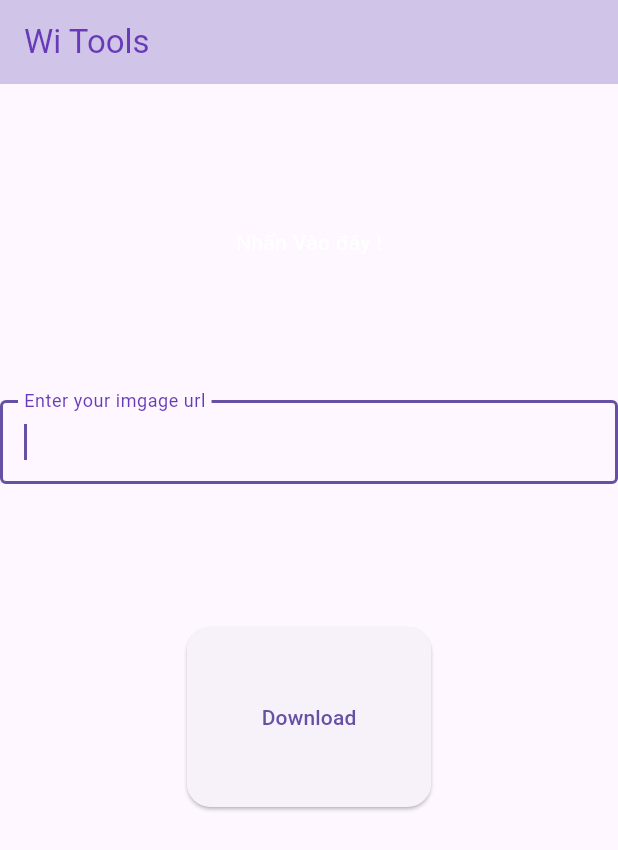
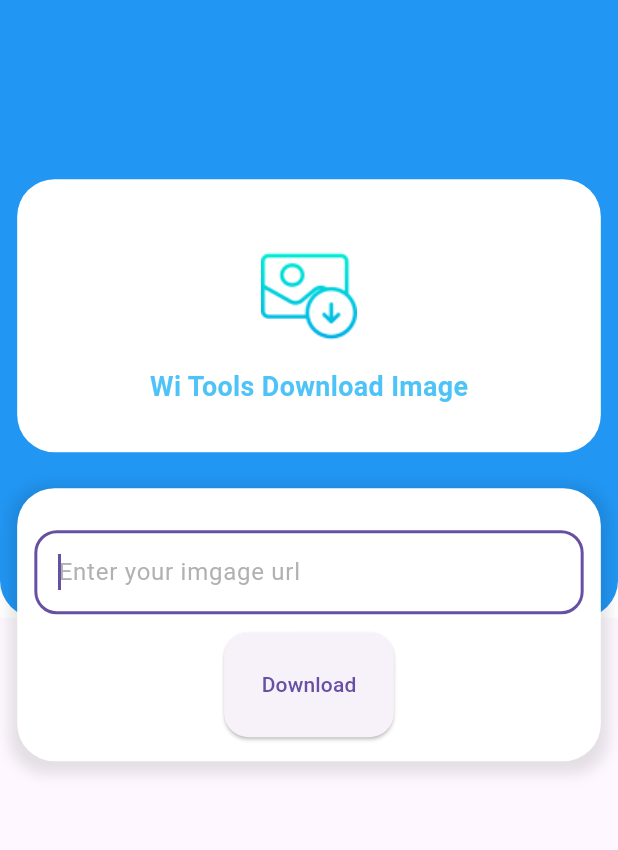
Before and after one commit to Phuoc230899/mobile_tools, a Flutter app: the screen it shows after launch, after a tap on "Download", on a phone screen of 412 x 824 dp. Shown: the top 850 px of the screen. Run offline on Flutter 3.47's test engine with Material 3 defaults, Android fonts, the phone set to English and light mode, and no system bars; our stand-ins replace dio, flutter_local_notifications, flutter_screenutil, flutter_spinkit, image_gallery_saver, permission_handler; missing offline and left inert: flutter_downloader, photo_manager.

Commit message:
wi tools v2 new ui

```diff
--- a/wi_tools/lib/main.dart
+++ b/wi_tools/lib/main.dart
@@ -1,8 +1,12 @@
 import 'package:flutter/material.dart';
 import 'package:flutter_screenutil/flutter_screenutil.dart';
 import 'package:wi_tools/screens/download_image/download_image_screen.dart';
+import 'package:wi_tools/screens/download_image/test.dart';
+import 'package:wi_tools/utils/local_notifications.dart';
 
-void main() {
+void main() async {
+  WidgetsFlutterBinding.ensureInitialized();
+  await LocalNotification.init();
   runApp(const MyApp());
 }
 
@@ -21,12 +25,12 @@ class MyApp extends StatelessWidget {
           debugShowCheckedModeBanner: false,
           title: 'Wi tools',
           theme: ThemeData(
-            primarySwatch: Colors.deepPurple,
+            primarySwatch: Colors.blue,
           ),
           home: child,
         );
       },
-      child:const DownloadImageScreen(),
+      child: const TestScreen(),
     );
   }
 }
--- /dev/null
+++ b/wi_tools/lib/screens/download_image/test.dart
@@ -0,0 +1,282 @@
+import 'package:flutter/material.dart';
+import 'package:flutter_downloader/flutter_downloader.dart';
+import 'package:flutter_screenutil/flutter_screenutil.dart';
+import 'package:flutter_spinkit/flutter_spinkit.dart';
+import 'package:permission_handler/permission_handler.dart';
+import 'package:wi_tools/utils/local_notifications.dart';
+import 'package:wi_tools/utils/save2gallery.dart';
+
+class TestScreen extends StatefulWidget {
+  const TestScreen({super.key});
+
+  @override
+  State<TestScreen> createState() => _TestScreenState();
+}
+
+class _TestScreenState extends State<TestScreen> {
+  bool loading = false;
+  String errMessage = '';
+  late String messageSuccess;
+  late String messageFail;
+  late FocusNode _focusNode;
+  TextEditingController urlController = TextEditingController();
+  late PermissionStatus _status;
+  late Save2Gallery _save2gallery;
+
+  Future<void> _checkPermission() async {
+    PermissionStatus status = await Permission.storage.status;
+    setState(() {
+      _status = status;
+    });
+  }
+
+  Future<void> _requestPermission() async {
+    PermissionStatus status = await Permission.storage.request();
+    setState(() {
+      _status = status;
+    });
+  }
+
+  @override
+  void initState() {
+    // TODO: implement initState
+    super.initState();
+    _save2gallery = Save2Gallery();
+    _checkPermission();
+    FlutterDownloader.initialize();
+    _focusNode = FocusNode();
+    messageFail = "";
+    messageSuccess = "";
+  }
+
+  @override
+  void dispose() {
+    // TODO: implement dispose
+    super.dispose();
+    _focusNode.dispose();
+    urlController.dispose();
+  }
+
+  Future<bool> saveImage(String url) async {
+    bool result = await _save2gallery.saveToGallery(url);
+    return result;
+  }
+
+  @override
+  Widget build(BuildContext context) {
+    return Scaffold(
+      body: SingleChildScrollView(
+        child: Stack(children: [
+          SizedBox(
+            height: MediaQuery.of(context).size.height / 2,
+            child: AppBar(
+              centerTitle: true,
+              automaticallyImplyLeading: false,
+              elevation: 0,
+              toolbarHeight: 120.h,
+              backgroundColor: Colors.white,
+              flexibleSpace: Stack(children: [
+                Container(
+                  decoration: const BoxDecoration(
+                      color: Colors.blue,
+                      borderRadius: BorderRadius.only(
+                          bottomLeft: Radius.circular(25),
+                          bottomRight: Radius.circular(25))),
+                )
+              ]),
+            ),
+          ),
+          Container(
+            margin: EdgeInsets.only(top: 100.h),
+            padding: EdgeInsets.symmetric(horizontal: 10.w),
+            child: Container(
+              color: Colors.transparent,
+              child:
+                  Column(mainAxisAlignment: MainAxisAlignment.start, children: [
+                Container(
+                  height: MediaQuery.of(context).size.height / 4 - 20.h,
+                  width: MediaQuery.of(context).size.width,
+                  decoration: const BoxDecoration(
+                      color: Colors.white,
+                      borderRadius: BorderRadius.all(Radius.circular(25))),
+                  child: Column(
+                      mainAxisAlignment: MainAxisAlignment.center,
+                      children: [
+                        CircleAvatar(
+                          radius: 40.h,
+                          backgroundColor: Colors.transparent,
+                          child: const Image(
+                              image: AssetImage('assets/images/logo.png')),
+                        ),
+                        Text(
+                          "Wi Tools Download Image",
+                          style: TextStyle(
+                              fontWeight: FontWeight.bold,
+                              fontSize: 15.h,
+                              color: Colors.lightBlue.withOpacity(0.7)),
+                        )
+                      ]),
+                ),
+                SizedBox(
+                  height: 20.h,
+                ),
+                Container(
+                  height: MediaQuery.of(context).size.height / 4 - 20.h,
+                  width: MediaQuery.of(context).size.width,
+                  decoration: BoxDecoration(
+                      color: Colors.white,
+                      borderRadius: const BorderRadius.all(Radius.circular(25)),
+                      boxShadow: [
+                        BoxShadow(
+                          color: Colors.black.withOpacity(0.1),
+                          spreadRadius: 5,
+                          blurRadius: 7,
+                          offset: Offset(0, 3),
+                        ),
+                      ]),
+                  child: Column(
+                      mainAxisAlignment: MainAxisAlignment.center,
+                      children: [
+                        Container(
+                          margin: EdgeInsets.symmetric(vertical: 10.h),
+                          padding: EdgeInsets.only(left: 10.w, right: 10.w),
+                          child: TextField(
+                            key: const Key('textfield'),
+                            controller: urlController,
+                            focusNode: _focusNode,
+                            autofocus: true,
+                            maxLines: 1,
+                            decoration: InputDecoration(
+                              hintText: 'Enter your imgage url',
+                              hintStyle: TextStyle(
+                                  color: Colors.grey.withOpacity(0.8)),
+                              enabledBorder: const OutlineInputBorder(
+                                borderRadius:
+                                    BorderRadius.all(Radius.circular(15)),
+                                borderSide: BorderSide(
+                                  color: Colors.blueAccent,
+                                  width: 2.0,
+                                ),
+                              ),
+                              border: const OutlineInputBorder(
+                                  borderRadius:
+                                      BorderRadius.all(Radius.circular(15)),
+                                  borderSide:
+                                      BorderSide(color: Colors.blueAccent)),
+                            ),
+                          ),
+                        ),
+                        Container(
+                          padding: EdgeInsets.only(left: 10.w, right: 10.w),
+                          child: Row(
+                              mainAxisAlignment: MainAxisAlignment.spaceAround,
+                              children: [
+                                ElevatedButton(
+                                  key: const Key('btnSend'),
+                                  onPressed: () async {
+                                    messageFail = "";
+                                    messageSuccess = "";
+                                    String inputString = urlController.text;
+                                    if (_status.isDenied) {
+                                      await _requestPermission();
+                                    } else {
+                                      if (inputString.isNotEmpty) {
+                                        List<String> urls =
+                                            inputString.split('|');
+                                        try {
+                                          setState(() {
+                                            loading = true;
+                                          });
+                                          bool result = true;
+                                          await _save2gallery.deleteAllVideos();
+                                          await _save2gallery.deleteToGallery();
+                                          for (String url in urls) {
+                                            result = await saveImage(url);
+                                            if (!result) {
+                                              setState(() {
+                                                loading = false;
+                                                messageFail = 'Failed requests';
+                                                messageSuccess = "";
+                                              });
+                                              break;
+                                            }
+                                          }
+                                          if (result) {
+                                            setState(() {
+                                              loading = false;
+                                              messageSuccess =
+                                                  'Download Successfully';
+                                              messageFail = "";
+                                              urlController.clear();
+                                            });
+                                          }
+                                        } catch (e) {
+                                          setState(() {
+                                            loading = false;
+                                            messageFail = 'Failed $e';
+                                            messageSuccess = "";
+                                          });
+                                        }
+                                      }
+                                    }
+                                  },
+                                  style: ElevatedButton.styleFrom(
+                                    padding: const EdgeInsets.all(25.0),
+                                    shape: RoundedRectangleBorder(
+                                      borderRadius: BorderRadius.circular(16),
+                                    ),
+                                  ),
+                                  child: loading
+                                      ? const SpinKitRing(
+                                          color: Colors.white, size: 30.0)
+                                      : const Text(
+                                          "Download",
+                                          semanticsLabel: 'buttonDownload',
+                                        ),
+                                ),
+                              ]),
+                        )
+                      ]),
+                ),
+                SizedBox(
+                  height: 100.h,
+                ),
+                Column(
+                  children: [
+                    InkWell(
+                        onTap: () {
+                          WidgetsBinding.instance.addPostFrameCallback((_) {
+                            FocusScope.of(context).requestFocus(_focusNode);
+                          });
+                        },
+                        child: const Text(
+                          'Nhấn Vào đây !',
+                          semanticsLabel: 'textbox',
+                          style: TextStyle(color: Colors.white),
+                        )),
+                    messageFail != ""
+                        ? Text(
+                            key: const Key('message'),
+                            messageFail,
+                            semanticsLabel: 'messageFail',
+                            style: const TextStyle(color: Colors.red),
+                          )
+                        : const SizedBox(),
+                    messageSuccess != ""
+                        ? Text(
+                            key: const Key('message'),
+                            messageSuccess,
+                            semanticsLabel: 'messageSuccess',
+                            style: const TextStyle(color: Colors.green),
+                          )
+                        : const SizedBox(),
+                  ],
+                )
+              ]),
+            ),
+          ),
+        ]),
+      ),
+    );
+  }
+}
--- /dev/null
+++ b/wi_tools/lib/utils/local_notifications.dart
@@ -0,0 +1,45 @@
+import 'package:flutter_local_notifications/flutter_local_notifications.dart';
+
+class LocalNotification {
+  static final FlutterLocalNotificationsPlugin
+      _flutterLocalNotificationsPlugin = FlutterLocalNotificationsPlugin();
+
+  static Future init() async {
+    _flutterLocalNotificationsPlugin
+        .resolvePlatformSpecificImplementation<
+            AndroidFlutterLocalNotificationsPlugin>()
+        ?.requestNotificationsPermission();
+    const AndroidInitializationSettings initializationSettingsAndroid =
+        AndroidInitializationSettings('@mipmap/ic_launcher');
+    final DarwinInitializationSettings initializationSettingsDarwin =
+        DarwinInitializationSettings(
+            onDidReceiveLocalNotification: ((id, title, body, payload) =>
+                null));
+    final LinuxInitializationSettings initializationSettingsLinux =
+        LinuxInitializationSettings(defaultActionName: 'Open notification');
+    final InitializationSettings initializationSettings =
+        InitializationSettings(
+            android: initializationSettingsAndroid,
+            iOS: initializationSettingsDarwin,
+            linux: initializationSettingsLinux);
+    _flutterLocalNotificationsPlugin.initialize(initializationSettings,
+        onDidReceiveNotificationResponse: (details) => null);
+  }
+
+  // show a simple notification
+  static Future showSimpleNotification(
+      {required String title,
+      required String body,
+      required String payload}) async {
+    const AndroidNotificationDetails androidNotificationDetails =
+        AndroidNotificationDetails('channel 1', 'your channel name',
+            channelDescription: 'your channel description',
+            importance: Importance.max,
+            priority: Priority.high,
+            ticker: 'ticker');
+    const NotificationDetails notificationDetails =
+        NotificationDetails(android: androidNotificationDetails);
+    await _flutterLocalNotificationsPlugin
+        .show(0, title, body, notificationDetails, payload: payload);
+  }
+}
--- a/wi_tools/lib/utils/save2gallery.dart
+++ b/wi_tools/lib/utils/save2gallery.dart
@@ -14,8 +14,6 @@ class Save2Gallery {
     String contentType = response.headers['content-type'] ?? '';
     if (contentType.contains('image')) {
       if (response.statusCode == 200) {
-        await deleteAllVideos();
-        await deleteToGallery();
         final result = await ImageGallerySaver.saveImage(
             Uint8List.fromList(response.bodyBytes));
         return true;
@@ -25,8 +23,6 @@ class Save2Gallery {
       }
     } else if (contentType.contains('video')) {
       if (response.statusCode == 200) {
-        await deleteAllVideos();
-        await deleteToGallery();
         final appDocDirectory = await getExternalStorageDirectory();
         String fileName = path.basename(url);
         final dio = Dio();
```
Also changed, not shown: wi_tools/pubspec.yaml (+5 -3 lines), wi_tools/assets/images/logo.png (added), wi_tools/lib/utils/color_palatte.dart (added), wi_tools/pubspec.lock, 3 other files.
